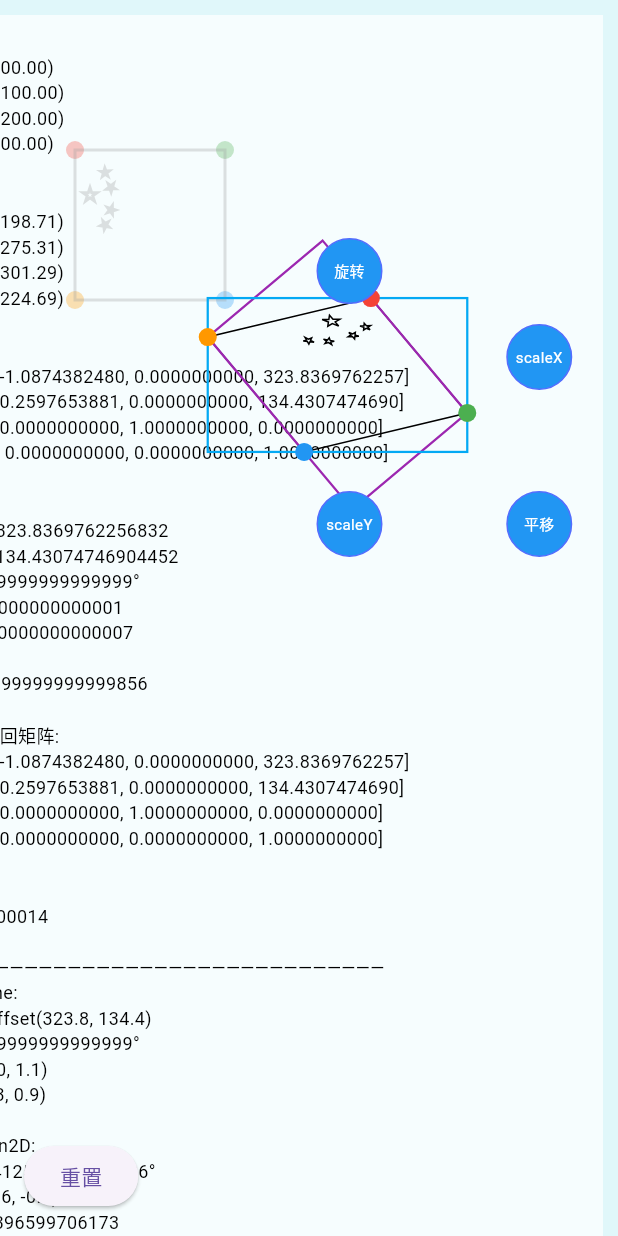
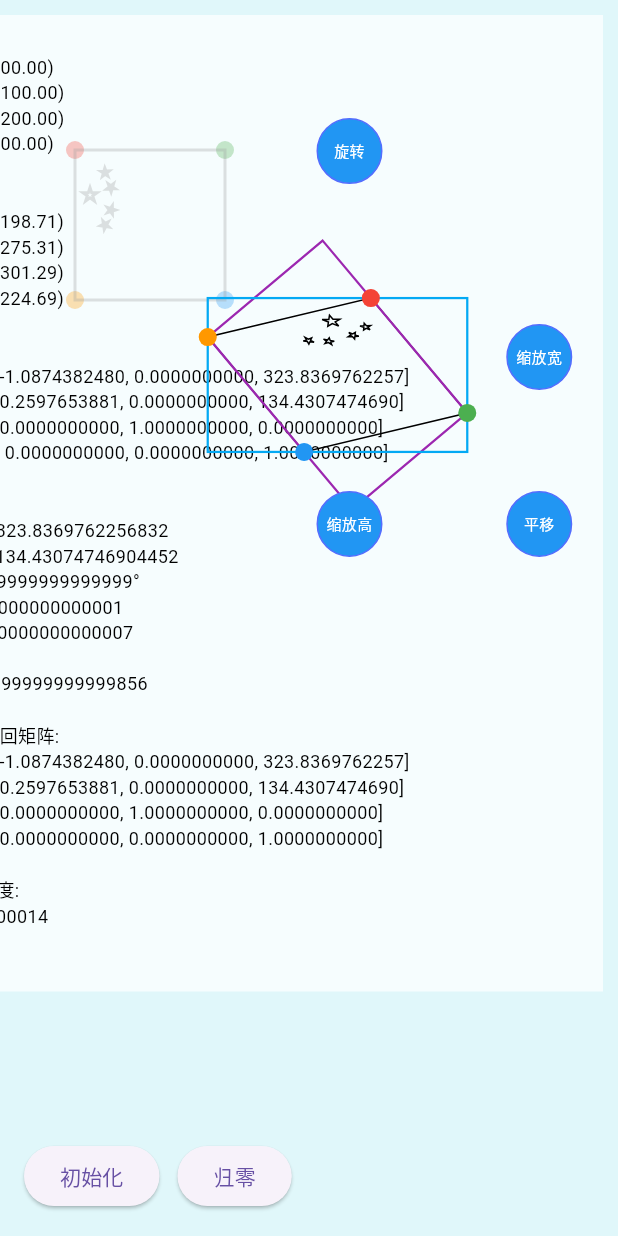
Before and after one commit to iStarEternal/matrix_demo, a Flutter app: the screen it shows after launch, on a phone screen of 412 x 824 dp. Run offline on Flutter 3.47's test engine with Material 3 defaults, Android fonts, the phone set to English and light mode, and no system bars.

Commit message:
完整可用

```diff
--- a/lib/demo/AffineDemoPage.dart
+++ b/lib/demo/AffineDemoPage.dart
@@ -4,9 +4,9 @@ import 'package:flutter/material.dart';
 import 'package:matrix_demo/x_quad/x_point.dart';
 import 'package:matrix_demo/x_quad/x_quad.dart';
 
-import 'TestConfig.dart';
+import 'test_config.dart';
 import 'affine_painter.dart';
-import 'debug_print.dart';
+import 'debug_test.dart';
 
 class AffineDemoPage extends StatefulWidget {
   const AffineDemoPage({super.key});
@@ -36,6 +36,12 @@ class _AffineDemoPageState extends State<AffineDemoPage> {
     quadB = result.$2;
   }
 
+  void resetToZero() {
+    final result = TestConfig.test1();
+    quadA = result.$1;
+    quadB = result.$1.copy();
+  }
+
   @override
   Widget build(BuildContext context) {
     final rect = quadB.toOuterRect();
@@ -63,8 +69,10 @@ class _AffineDemoPageState extends State<AffineDemoPage> {
               left: 16,
               bottom: 16,
               child: Row(
+                spacing: 12,
                 children: [
-                  _resetButon(), //
+                  _resetToInitialButon(), //
+                  _resetToZeroButon(), //
                 ],
               ),
             ),
@@ -107,7 +115,7 @@ class _AffineDemoPageState extends State<AffineDemoPage> {
     final double gap = 40;
     return [
       // 上 - 旋转
-      Positioned(left: center.dx - handleSize / 2, top: rect.top - gap, child: _rotationHandle(center)),
+      Positioned(left: center.dx - handleSize / 2, top: rect.top - gap - 80, child: _rotationHandle(center)),
       // X 缩放
       Positioned(left: rect.right + gap - handleSize / 2, top: center.dy - handleSize / 2 - 20, child: _scaleXHandle(center)),
       // Y 缩放
@@ -141,10 +149,10 @@ class _AffineDemoPageState extends State<AffineDemoPage> {
       onPanUpdate: (details) {
         final scaleX = 1 + details.delta.dx / 100;
         setState(() {
-          quadB = quadB.scale(scaleX, 1.0, center);
+          quadB = quadB.scale(scaleX, 1.0, center.toPoint());
         });
       },
-      child: _handle("scaleX"),
+      child: _handle("缩放宽"),
     );
   }
 
@@ -154,10 +162,10 @@ class _AffineDemoPageState extends State<AffineDemoPage> {
       onPanUpdate: (details) {
         final scaleY = 1 + details.delta.dy / 100;
         setState(() {
-          quadB = quadB.scale(1.0, scaleY, center);
+          quadB = quadB.scale(1.0, scaleY, center.toPoint());
         });
       },
-      child: _handle("scaleY"),
+      child: _handle("缩放高"),
     );
   }
 
@@ -209,13 +217,23 @@ class _AffineDemoPageState extends State<AffineDemoPage> {
     );
   }
 
-  Widget _resetButon() {
+  Widget _resetToInitialButon() {
     return ElevatedButton(
       onPressed: () {
         resetQuads();
         setState(() {});
       },
-      child: Text("重置"),
+      child: Text("初始化"),
+    );
+  }
+
+  Widget _resetToZeroButon() {
+    return ElevatedButton(
+      onPressed: () {
+        resetToZero();
+        setState(() {});
+      },
+      child: Text("归零"),
     );
   }
 }
--- a/lib/demo/debug_print.dart
+++ /dev/null
@@ -1,101 +0,0 @@
-import 'dart:math';
-import 'dart:ui';
-
-import 'package:flutter/cupertino.dart' as vm;
-import 'package:matrix_demo/x_matrix/dep/x_matrix_utils_v2.dart';
-
-import '../x_geometry/x_geometry_utils.dart';
-import '../x_matrix/x_matrix_decomposition.dart';
-import '../x_matrix/x_matrix_utils.dart';
-
-/// 打印 Matrix4 的一行一行文本（返回 String）
-String matrix4ToString(vm.Matrix4 m) {
-  final buffer = StringBuffer();
-  for (int i = 0; i < 4; i++) {
-    final row = List.generate(4, (j) => m.entry(i, j).toStringAsFixed(10));
-    buffer.writeln('[${row.join(', ')}]');
-  }
-  return buffer.toString();
-}
-
-String logText(List<Offset> A, List<Offset> B) {
-  final H = XMatrixUtils.getMatrix4(A, B);
-
-  final rotation_0_1 = XGeometryUtils.angleBetweenPointsDegree(B[0], B[1]);
-
-  // 构建显示文本
-  final matrixText = StringBuffer();
-
-  // 原始坐标和目标坐标
-  matrixText.writeln("原始四点 (A):");
-  for (int i = 0; i < A.length; i++) {
-    matrixText.writeln("  A[$i] = (${A[i].dx.toStringAsFixed(2)}, ${A[i].dy.toStringAsFixed(2)})");
-  }
-  matrixText.writeln("");
-
-  matrixText.writeln("目标四点 (B):");
-  for (int i = 0; i < B.length; i++) {
-    matrixText.writeln("  B[$i] = (${B[i].dx.toStringAsFixed(2)}, ${B[i].dy.toStringAsFixed(2)})");
-  }
-  matrixText.writeln("");
-
-  matrixText.writeln("矩阵 (H):");
-  matrixText.writeln(matrix4ToString(H));
-
-  final sv1 = XMatrixDecomposition.decomposeQR(H);
-  final sv2 = XMatrixDecomposition.composeFromQR(sv1);
-
-  matrixText.writeln("QR分解参数:");
-  matrixText.writeln("  translationX = ${sv1.translationX}");
-  matrixText.writeln("  translationY = ${sv1.translationY}");
-  matrixText.writeln("  rotation = ${sv1.rotation * 180 / pi}°");
-  matrixText.writeln("  scaleX = ${sv1.scaleX}");
-  matrixText.writeln("  scaleY = ${sv1.scaleY}");
-  matrixText.writeln("  skewX = ${sv1.skewX}");
-  matrixText.writeln("  skewY = ${sv1.skewY}");
-  matrixText.writeln("");
-
-  matrixText.writeln("QR分解分解转换回矩阵:");
-  matrixText.writeln(matrix4ToString(sv2));
-
-  matrixText.writeln("0 -> 1 角度:");
-  matrixText.writeln(rotation_0_1);
-  matrixText.writeln("");
-
-  matrixText.writeln("————————————————————————————————————");
-
-  // 获取四种分解
-  final affine = XMatrixUtils_v2.decomposeAffine(H);
-  final qr = XMatrixUtils_v2.qrDecomposition2D(H);
-  final svd = XMatrixUtils_v2.svdDecomposition2D(H);
-  final full = XMatrixUtils_v2.decomposeFull(H);
-
-  matrixText.writeln("decomposeAffine:");
-  matrixText.writeln("  translation = ${affine['translation']}");
-  matrixText.writeln("  rotation = ${(affine['rotation'] as double) * 180 / pi}°");
-  matrixText.writeln("  scale = ${affine['scale']}");
-  matrixText.writeln("  skew = ${affine['skew']}");
-  matrixText.writeln("");
-
-  matrixText.writeln("qrDecomposition2D:");
-  matrixText.writeln("  rotation = ${(qr['rotation'] as double) * 180 / pi}°");
-  matrixText.writeln("  scale = ${qr['scale']}");
-  matrixText.writeln("  shear = ${qr['shear']}");
-  matrixText.writeln("");
-
-  matrixText.writeln("svdDecomposition2D:");
-  matrixText.writeln("  rotation = ${(svd['rotation'] as double) * 180 / pi}°");
-  matrixText.writeln("  scale = ${svd['scale']}");
-  matrixText.writeln("");
-
-  matrixText.writeln("decomposeFull:");
-  matrixText.writeln("  translation = ${full['translation']}");
-  matrixText.writeln("  rotation = ${(full['rotation'] as double) * 180 / pi}°");
-  matrixText.writeln("  scale = ${full['scale']}");
-  matrixText.writeln("  skew = ${full['skew']}");
-  matrixText.writeln("  perspective = ${full['perspective']}");
-
-  print(matrixText.toString());
-
-  return matrixText.toString();
-}
--- /dev/null
+++ b/lib/demo/debug_test.dart
@@ -0,0 +1,100 @@
+import 'dart:math';
+import 'dart:ui';
+
+import 'package:flutter/cupertino.dart' as vm;
+
+import '../x_geometry/x_geometry_utils.dart';
+import '../x_matrix/x_matrix_decomposition.dart';
+import '../x_matrix/x_matrix_utils.dart';
+
+/// 打印 Matrix4 的一行一行文本（返回 String）
+String matrix4ToString(vm.Matrix4 m) {
+  final buffer = StringBuffer();
+  for (int i = 0; i < 4; i++) {
+    final row = List.generate(4, (j) => m.entry(i, j).toStringAsFixed(10));
+    buffer.writeln('[${row.join(', ')}]');
+  }
+  return buffer.toString();
+}
+
+String logText(List<Offset> A, List<Offset> B) {
+  final H = XMatrixUtils.getMatrix4(A, B);
+
+  final rotation_0_1 = XGeometryUtils.angleBetweenPointsDegree(B[0], B[1]);
+
+  // 构建显示文本
+  final matrixText = StringBuffer();
+
+  // 原始坐标和目标坐标
+  matrixText.writeln("原始四点 (A):");
+  for (int i = 0; i < A.length; i++) {
+    matrixText.writeln("  A[$i] = (${A[i].dx.toStringAsFixed(2)}, ${A[i].dy.toStringAsFixed(2)})");
+  }
+  matrixText.writeln("");
+
+  matrixText.writeln("目标四点 (B):");
+  for (int i = 0; i < B.length; i++) {
+    matrixText.writeln("  B[$i] = (${B[i].dx.toStringAsFixed(2)}, ${B[i].dy.toStringAsFixed(2)})");
+  }
+  matrixText.writeln("");
+
+  matrixText.writeln("矩阵 (H):");
+  matrixText.writeln(matrix4ToString(H));
+
+  final qrResult = XMatrixDecomposition.decomposeQR(H);
+  final qrResultToMatrix = XMatrixDecomposition.composeFromQR(qrResult);
+
+  matrixText.writeln("QR分解结果:");
+  matrixText.writeln("  translationX = ${qrResult.translationX}");
+  matrixText.writeln("  translationY = ${qrResult.translationY}");
+  matrixText.writeln("  rotation = ${qrResult.rotation * 180 / pi}°");
+  matrixText.writeln("  scaleX = ${qrResult.scaleX}");
+  matrixText.writeln("  scaleY = ${qrResult.scaleY}");
+  matrixText.writeln("  skewX = ${qrResult.skewX}");
+  matrixText.writeln("  skewY = ${qrResult.skewY}");
+  matrixText.writeln("");
+
+  matrixText.writeln("QR分解结果转换回矩阵:");
+  matrixText.writeln(matrix4ToString(qrResultToMatrix));
+
+  matrixText.writeln("红→绿，0→1角度:");
+  matrixText.writeln(rotation_0_1);
+  matrixText.writeln("");
+
+  // matrixText.writeln("————————————————————————————————————");
+  //
+  // // 获取四种分解
+  // final affine = XMatrixUtils_v2.decomposeAffine(H);
+  // final qr = XMatrixUtils_v2.qrDecomposition2D(H);
+  // final svd = XMatrixUtils_v2.svdDecomposition2D(H);
+  // final full = XMatrixUtils_v2.decomposeFull(H);
+  //
+  // matrixText.writeln("decomposeAffine:");
+  // matrixText.writeln("  translation = ${affine['translation']}");
+  // matrixText.writeln("  rotation = ${(affine['rotation'] as double) * 180 / pi}°");
+  // matrixText.writeln("  scale = ${affine['scale']}");
+  // matrixText.writeln("  skew = ${affine['skew']}");
+  // matrixText.writeln("");
+  //
+  // matrixText.writeln("qrDecomposition2D:");
+  // matrixText.writeln("  rotation = ${(qr['rotation'] as double) * 180 / pi}°");
+  // matrixText.writeln("  scale = ${qr['scale']}");
+  // matrixText.writeln("  shear = ${qr['shear']}");
+  // matrixText.writeln("");
+  //
+  // matrixText.writeln("svdDecomposition2D:");
+  // matrixText.writeln("  rotation = ${(svd['rotation'] as double) * 180 / pi}°");
+  // matrixText.writeln("  scale = ${svd['scale']}");
+  // matrixText.writeln("");
+  //
+  // matrixText.writeln("decomposeFull:");
+  // matrixText.writeln("  translation = ${full['translation']}");
+  // matrixText.writeln("  rotation = ${(full['rotation'] as double) * 180 / pi}°");
+  // matrixText.writeln("  scale = ${full['scale']}");
+  // matrixText.writeln("  skew = ${full['skew']}");
+  // matrixText.writeln("  perspective = ${full['perspective']}");
+
+  print(matrixText.toString());
+
+  return matrixText.toString();
+}
--- a/lib/x_geometry/x_bounds_utils.dart
+++ b/lib/x_geometry/x_bounds_utils.dart
@@ -6,6 +6,7 @@ import 'package:matrix_demo/x_geometry/x_geometry_utils.dart';
 import '../x_quad/x_point.dart';
 import '../x_quad/x_quad.dart';
 
+/// 包围盒子
 class XBoundsUtils {
   /// 根据四边形计算的包围盒
   ///   - 以上边线为基准计算的
--- a/lib/x_geometry/x_geometry_utils.dart
+++ b/lib/x_geometry/x_geometry_utils.dart
@@ -3,6 +3,7 @@ import 'dart:ui';
 
 import '../x_quad/x_point.dart';
 
+/// 几何
 class XGeometryUtils {
   XGeometryUtils._();
 
@@ -36,8 +37,8 @@ class XGeometryUtils {
   }
 
   /// 缩放
-  static XPoint scale(XPoint point, double scaleX, double scaleY, Offset center) {
-    return XPoint((point.x - center.dx) * scaleX + center.dx, (point.y - center.dy) * scaleY + center.dy);
+  static XPoint scale(XPoint point, double scaleX, double scaleY, XPoint center) {
+    return XPoint((point.x - center.x) * scaleX + center.x, (point.y - center.y) * scaleY + center.y);
   }
 
   /// 将指定点绕中心旋转 旋转点的方法
--- a/lib/x_matrix/x_matrix_utils.dart
+++ b/lib/x_matrix/x_matrix_utils.dart
@@ -127,5 +127,4 @@ class XMatrixUtils {
 
     return x; // 返回解向量
   }
-
 }
--- a/lib/x_quad/x_point.dart
+++ b/lib/x_quad/x_point.dart
@@ -1,7 +1,7 @@
 import 'dart:ui';
 
 /// XPoint
-class XPoint {
+final class XPoint {
   final double x;
   final double y;
 
--- a/lib/x_quad/x_quad.dart
+++ b/lib/x_quad/x_quad.dart
@@ -44,6 +44,10 @@ final class XQuad {
     );
   }
 
+  XQuad copy() {
+    return XQuad(topLeft: topLeft, topRight: topRight, bottomRight: bottomRight, bottomLeft: bottomLeft);
+  }
+
   @override
   String toString() {
     return toPoints().toString();
```
Also changed, not shown: lib/x_geometry/XDrawBoxUtils.dart (deleted, +0 -47 lines), lib/demo/test_config.dart (renamed from lib/demo/TestConfig.dart), lib/x_quad/x_quad.geometry.g.dart, lib/x_quad/x_quad.transform.g.dart.
